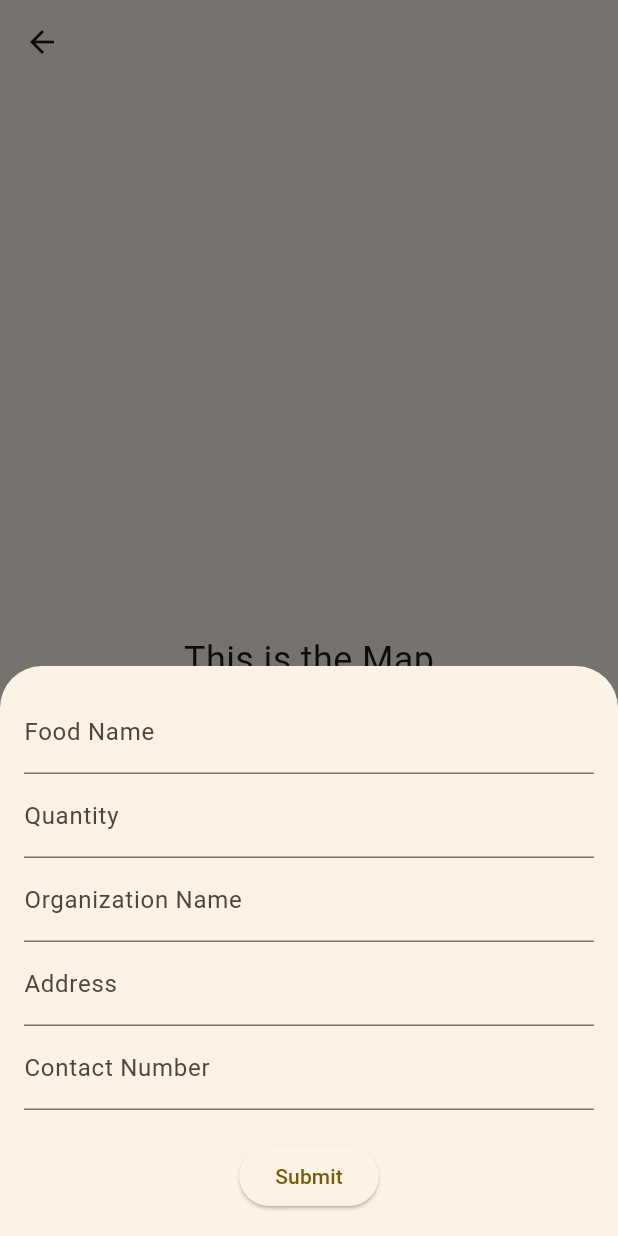
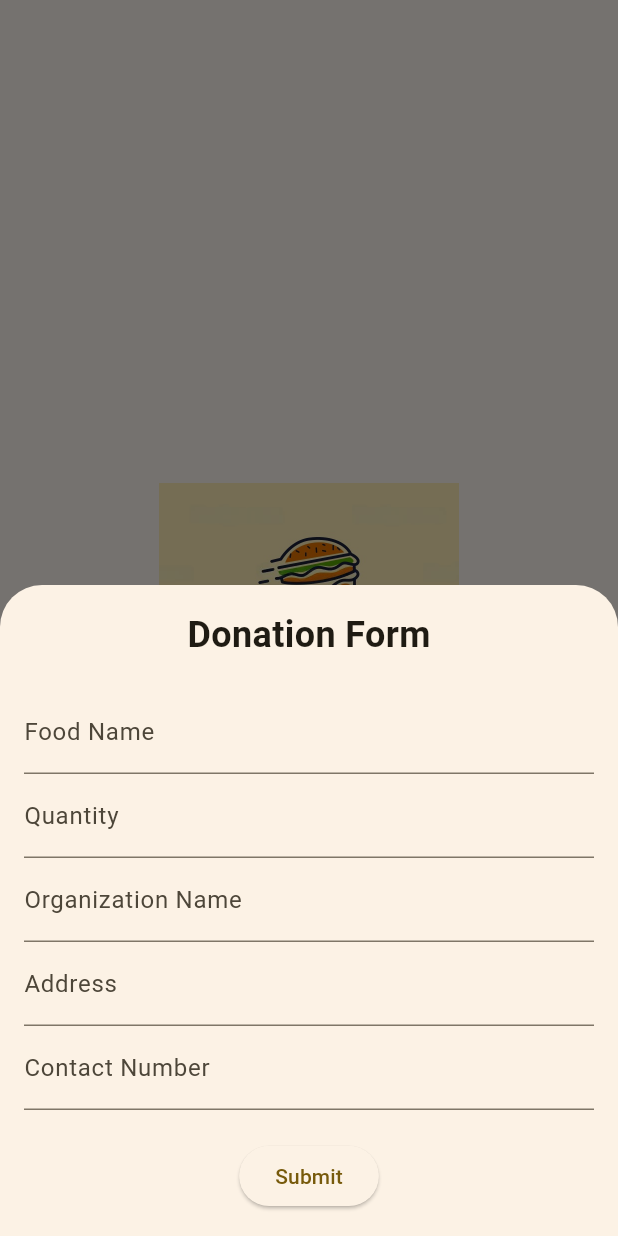
Before and after one commit to Simp1e6/hackathonX_app, a Flutter app: the Map screen opened directly, after a tap on the "add" icon, on a phone screen of 412 x 824 dp. Run offline on Flutter 3.47's test engine with Material 3 defaults, Android fonts, the light colour scheme and no system bars.

Commit message:
add donation form

```diff
--- a/lib/map.dart
+++ b/lib/map.dart
@@ -8,13 +8,18 @@ class Map extends StatelessWidget {
   @override
   Widget build(BuildContext context) {
     return Scaffold(
-      appBar: AppBar(
-        title: const Text(''),
-      ),
       body: Center(
-        child: Text(
-          'This is the $title',
-          style: const TextStyle(fontSize: 24),
+        child: Column(
+          mainAxisAlignment: MainAxisAlignment.center,
+          children: [
+            // Display the image from assets
+            Image.asset(
+              'assets/logo.png', // Ensure this file exists in the assets folder
+              width: 200,
+              height: 200,
+            ),
+            const SizedBox(height: 20),
+          ],
         ),
       ),
       floatingActionButton: FloatingActionButton(
@@ -27,7 +32,7 @@ class Map extends StatelessWidget {
                 padding: EdgeInsets.only(
                   bottom: MediaQuery.of(context).viewInsets.bottom,
                 ),
-                child: FoodForm(), // Separate widget to handle the form
+                child: DonationForm(), // Separate widget to handle the form
               );
             },
           );
@@ -38,12 +43,12 @@ class Map extends StatelessWidget {
   }
 }
 
-class FoodForm extends StatefulWidget {
+class DonationForm extends StatefulWidget {
   @override
-  _FoodFormState createState() => _FoodFormState();
+  _DonationFormState createState() => _DonationFormState();
 }
 
-class _FoodFormState extends State<FoodForm> {
+class _DonationFormState extends State<DonationForm> {
   final _formKey = GlobalKey<FormState>();
 
   // Controllers for form fields
@@ -62,6 +67,12 @@ class _FoodFormState extends State<FoodForm> {
         child: Column(
           mainAxisSize: MainAxisSize.min,
           children: [
+            // Form Title: Donation Form
+            const Text(
+              'Donation Form',
+              style: TextStyle(fontSize: 24, fontWeight: FontWeight.bold),
+            ),
+            const SizedBox(height: 20),
             // Food Name
             TextFormField(
               controller: foodController,
@@ -132,8 +143,11 @@ class _FoodFormState extends State<FoodForm> {
             ElevatedButton(
               onPressed: () {
                 if (_formKey.currentState!.validate()) {
-                  // Form is valid, submit the form
-                  Navigator.pop(context); // Close the bottom sheet
+                  // Form is valid, keep the form open (no closing the sheet)
+                  ScaffoldMessenger.of(context).showSnackBar(
+                    const SnackBar(
+                        content: Text('Form submitted successfully!')),
+                  );
                 }
               },
               child: const Text('Submit'),
```
